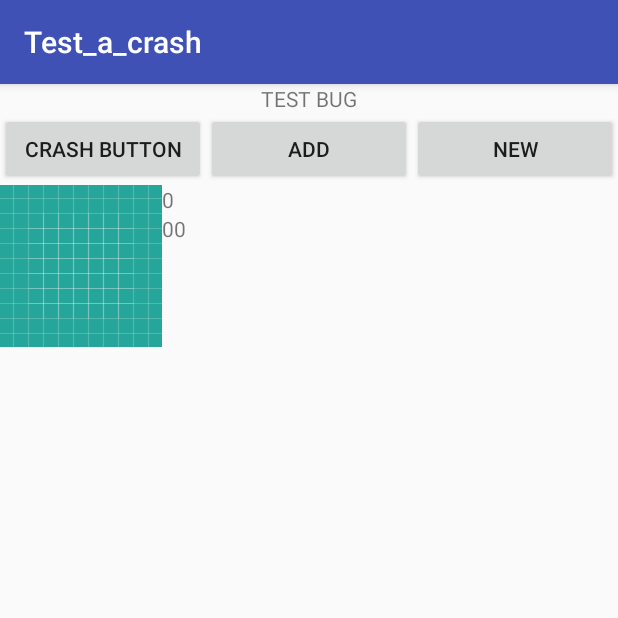
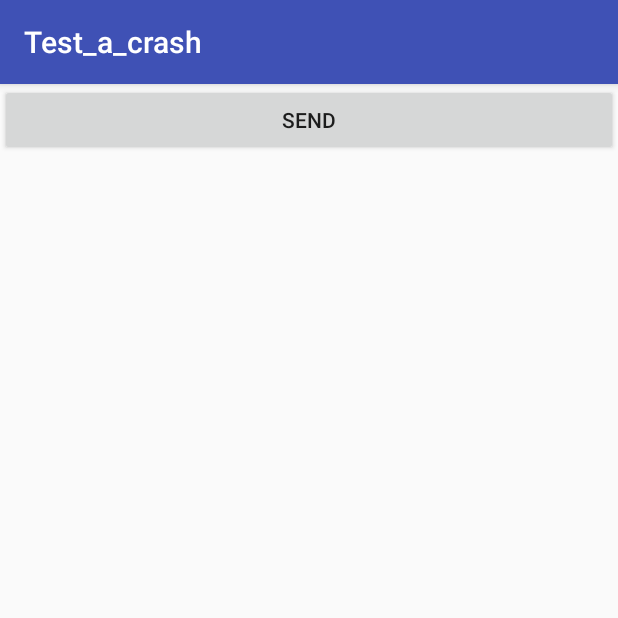
Before and after one commit to laiyuchenrushuang/Test_a_crashbug, an Android app: the screen it shows after launch (MainActivity before the commit, MainActivityFirst after it), on a phone screen of 412 x 824 dp, the top half of it. Run offline under Robolectric (Android 15) with nearby library versions, the phone set to English and light mode, and no system bars.

Commit message:
以第二个界面来启动crash

```diff
--- a/Test_a_crash/app/src/main/AndroidManifest.xml
+++ b/Test_a_crash/app/src/main/AndroidManifest.xml
@@ -11,13 +11,15 @@
         android:roundIcon="@mipmap/ic_launcher_round"
         android:supportsRtl="true"
         android:theme="@style/AppTheme">
-        <activity android:name=".MainActivity">
+        <activity android:name=".MainActivityFirst">
             <intent-filter>
                 <action android:name="android.intent.action.MAIN"/>
 
                 <category android:name="android.intent.category.LAUNCHER"/>
             </intent-filter>
         </activity>
+
+        <activity android:name=".SecondActivity"/>
     </application>
 
 </manifest>
--- a/Test_a_crash/app/src/main/java/com/example/laiji/test_a_crash/CrashCollectHandler.java
+++ b/Test_a_crash/app/src/main/java/com/example/laiji/test_a_crash/CrashCollectHandler.java
@@ -27,7 +27,7 @@ public class CrashCollectHandler implements UncaughtExceptionHandler {
     }
     @Override
     public void uncaughtException(Thread thread, Throwable throwable) {
-        List result = MainActivity.list_data;
+        List result = SecondActivity.list_data;
         SharedPreferences userSettings = mContext.getSharedPreferences("result_data", mContext.MODE_PRIVATE);
         SharedPreferences.Editor editor = userSettings.edit();
 
--- /dev/null
+++ b/Test_a_crash/app/src/main/java/com/example/laiji/test_a_crash/MainActivityFirst.java
@@ -0,0 +1,29 @@
+package com.example.laiji.test_a_crash;
+
+import android.content.Intent;
+import android.os.Bundle;
+import android.os.PersistableBundle;
+import android.support.annotation.Nullable;
+import android.support.v7.app.AppCompatActivity;
+import android.view.View;
+import android.widget.Button;
+
+/**
+ * Created by ly on 2019/4/29.
+ */
+
+public class MainActivityFirst extends AppCompatActivity{
+    Button send;
+    @Override
+    public void onCreate(@Nullable Bundle savedInstanceState) {
+        super.onCreate(savedInstanceState);
+        setContentView(R.layout.activity_main1);
+        send = findViewById(R.id.send);
+        send.setOnClickListener(new View.OnClickListener() {
+            @Override
+            public void onClick(View view) {
+                startActivity(new Intent(MainActivityFirst.this,SecondActivity.class));
+            }
+        });
+    }
+}
--- a/Test_a_crash/app/src/main/java/com/example/laiji/test_a_crash/MainActivity.java
+++ b/Test_a_crash/app/src/main/java/com/example/laiji/test_a_crash/SecondActivity.java
@@ -20,7 +20,7 @@ import java.lang.reflect.Type;
 import java.util.ArrayList;
 import java.util.List;
 
-public class MainActivity extends AppCompatActivity implements View.OnClickListener {
+public class SecondActivity extends AppCompatActivity implements View.OnClickListener {
     public String TAG = "lylog";
     public static MyListView mListview;
     Button bt_crash;
--- a/Test_a_crash/app/src/main/res/layout/activity_main.xml
+++ b/Test_a_crash/app/src/main/res/layout/activity_main.xml
@@ -23,7 +23,7 @@
             android:layout_width="0dp"
             android:layout_weight="1"
             android:layout_height="wrap_content"
-            android:text="crash button"/>
+            android:text="crash "/>
 
         <Button
             android:id="@+id/bt_adddata"
@@ -32,11 +32,11 @@
             android:layout_height="wrap_content"
             android:text="add"/>
         <Button
-            android:id="@+id/bt_new"
+            android:id="@+id/bt_clear"
             android:layout_width="0dp"
             android:layout_weight="1"
             android:layout_height="wrap_content"
-            android:text="new"/>
+            android:text="clear"/>
     </LinearLayout>
 
     <ScrollView
--- /dev/null
+++ b/Test_a_crash/app/src/main/res/layout/activity_main1.xml
@@ -0,0 +1,10 @@
+<?xml version="1.0" encoding="utf-8"?>
+<LinearLayout xmlns:android="http://schemas.android.com/apk/res/android"
+    android:orientation="vertical" android:layout_width="match_parent"
+    android:layout_height="match_parent">
+<Button
+    android:id="@+id/send"
+    android:layout_width="match_parent"
+    android:layout_height="wrap_content"
+    android:text="SEND"/>
+</LinearLayout>
```
